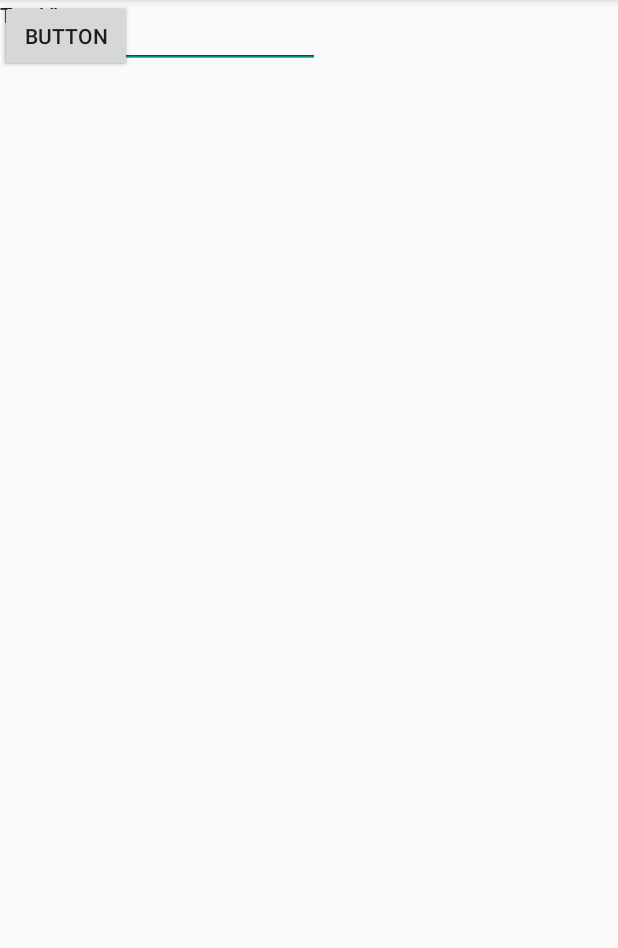
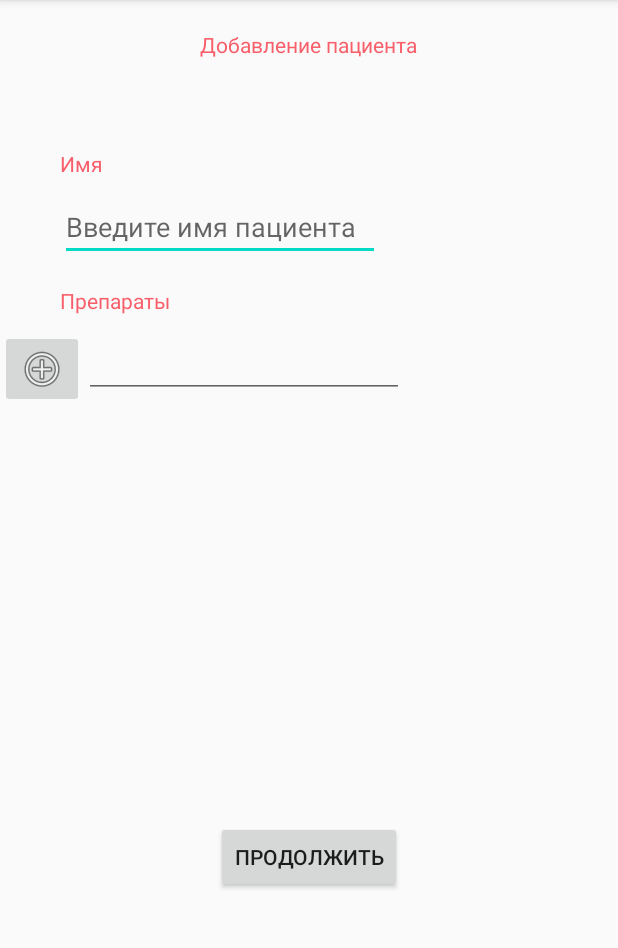
Before and after one commit to Zerxgm/TakingPills, an Android app: the AddPatient screen opened directly, with no data from a screen before it, on a phone screen of 412 x 824 dp, the part 84-1032 px from its top. Run offline under Robolectric (Android 15) with nearby library versions, the phone set to English and light mode, and no system bars.

Commit message:
add activity drags

```diff
--- a/app/src/main/res/layout/activity_add_patient.xml
+++ b/app/src/main/res/layout/activity_add_patient.xml
@@ -6,63 +6,82 @@
     android:layout_height="match_parent"
     tools:context=".AddPatient">
 
-    <Button
-        android:id="@+id/button"
-        android:layout_width="wrap_content"
-        android:layout_height="wrap_content"
-        android:text="Button"
-        tools:layout_editor_absoluteX="157dp"
-        tools:layout_editor_absoluteY="577dp" />
+    <LinearLayout
+        android:layout_width="match_parent"
+        android:layout_height="match_parent"
+        android:orientation="vertical">
 
-    <EditText
-        android:id="@+id/editText2"
-        android:layout_width="wrap_content"
-        android:layout_height="wrap_content"
-        android:ems="10"
-        android:inputType="textPersonName"
-        android:text="Name"
-        tools:layout_editor_absoluteX="113dp"
-        tools:layout_editor_absoluteY="358dp" />
+        <TextView
+            android:id="@+id/topic_add_patientov"
+            android:layout_width="wrap_content"
+            android:layout_height="wrap_content"
+            android:layout_margin="20dp"
+            android:layout_gravity="center"
+            android:textColor="@color/colorTopic"
+            android:text="@string/topic_add_patient" />
 
-    <Button
-        android:id="@+id/button2"
-        android:layout_width="wrap_content"
-        android:layout_height="wrap_content"
-        android:text="Button"
-        tools:layout_editor_absoluteX="16dp"
-        tools:layout_editor_absoluteY="358dp" />
+        <LinearLayout
+            android:layout_width="match_parent"
+            android:layout_height="131dp"
+            android:orientation="vertical">
 
-    <TextView
-        android:id="@+id/textView3"
-        android:layout_width="wrap_content"
-        android:layout_height="wrap_content"
-        android:text="TextView"
-        tools:layout_editor_absoluteX="113dp"
-        tools:layout_editor_absoluteY="323dp" />
+            <TextView
+                android:id="@+id/name_patient"
+                android:layout_width="wrap_content"
+                android:layout_height="wrap_content"
+                android:layout_marginLeft="40dp"
+                android:layout_marginTop="40dp"
+                android:textColor="@color/colorTopic"
+                android:text="@string/name_patient" />
 
-    <EditText
-        android:id="@+id/editText"
-        android:layout_width="wrap_content"
-        android:layout_height="wrap_content"
-        android:ems="10"
-        android:inputType="textPersonName"
-        android:text="Name"
-        tools:layout_editor_absoluteX="113dp"
-        tools:layout_editor_absoluteY="245dp" />
+            <EditText
+                android:id="@+id/edit_text_name"
+                android:layout_width="wrap_content"
+                android:layout_height="wrap_content"
+                android:layout_marginLeft="40dp"
+                android:layout_marginTop="10dp"
+                android:ems="10"
+                android:hint="@string/hint_name_patient"
+                android:inputType="textPersonName" />
+        </LinearLayout>
 
-    <TextView
-        android:id="@+id/textView2"
-        android:layout_width="wrap_content"
-        android:layout_height="wrap_content"
-        android:text="TextView"
-        tools:layout_editor_absoluteX="113dp"
-        tools:layout_editor_absoluteY="206dp" />
+        <TextView
+            android:id="@+id/name_drag"
+            android:layout_width="wrap_content"
+            android:layout_height="wrap_content"
+            android:layout_marginLeft="40dp"
+            android:layout_marginBottom="10dp"
+            android:textColor="@color/colorTopic"
+            android:text="@string/name_drags" />
 
-    <TextView
-        android:id="@+id/textView4"
-        android:layout_width="wrap_content"
-        android:layout_height="wrap_content"
-        android:text="TextView"
-        tools:layout_editor_absoluteX="115dp"
-        tools:layout_editor_absoluteY="114dp" />
+        <LinearLayout
+            android:layout_width="match_parent"
+            android:layout_height="77dp"
+            android:orientation="horizontal">
+
+            <ImageButton
+                android:id="@+id/btn_image_add_drag"
+                android:layout_width="wrap_content"
+                android:layout_height="wrap_content"
+                android:onClick="onClickAddDrag"
+                app:srcCompat="@android:drawable/ic_menu_add" />
+
+            <EditText
+                android:id="@+id/edit_add_drag"
+                android:layout_width="wrap_content"
+                android:layout_height="wrap_content"
+                android:ems="10"
+                android:inputType="textPersonName" />
+
+        </LinearLayout>
+
+        <Button
+            android:id="@+id/button"
+            android:layout_width="wrap_content"
+            android:layout_height="wrap_content"
+            android:layout_gravity="center"
+            android:layout_marginTop="250dp"
+            android:text="@string/btn_continue" />
+    </LinearLayout>
+
 </androidx.constraintlayout.widget.ConstraintLayout>
--- a/app/src/main/res/layout/activity_main.xml
+++ b/app/src/main/res/layout/activity_main.xml
@@ -26,7 +26,10 @@
         android:layout_height="wrap_content"
         android:layout_margin="20dp"
         android:layout_gravity="center"
-        android:text="@string/add_patient" />
+        android:text="@string/add_patient"
+        android:textColor="#ffffff"
+        android:background="@color/colorBtn"
+        android:onClick="onClickAddPatient"/>
 
     <Button
         android:id="@+id/med_kit"
--- a/app/src/main/res/values/colors.xml
+++ b/app/src/main/res/values/colors.xml
@@ -3,4 +3,7 @@
     <color name="colorPrimary">#6200EE</color>
     <color name="colorPrimaryDark">#3700B3</color>
     <color name="colorAccent">#03DAC5</color>
+    <color name="colorTopic">#f85f6a</color>
+    <color name="colorBtn">#f85f6a</color>
+    <color name="colorTextBtn">#ffffff</color>
 </resources>
--- a/app/src/main/res/values/strings.xml
+++ b/app/src/main/res/values/strings.xml
@@ -4,4 +4,30 @@
     <string name="med_kit">Аптечка</string>
     <string name="during_treatment">В процессе лечения</string>
     <string name="arсhiv">Архив</string>
+
+    <string name="topic_add_patient">Добавление пациента</string>
+    <string name="name_patient">Имя</string>
+    <string name="hint_name_patient">Введите имя пациента</string>
+    <string name="name_drags">Препараты</string>
+
+    <string name="btn_continue">Продолжить</string>
+
+    <string name="topic_add_drags">Добавление препарата</string>
+    <string name="name_drag">Наименование препарата</string>
+    <string name="hint_name_drag">Введите наименование препарата</string>
+    <string name="quantity">Количество</string>
+    <string name="how_match">Сколько</string>
+
+    <string name="type_of_drags">Форма препарата</string>
+    <string-array name="type_drags">
+        <item>пол таблетки</item>
+        <item>таблетка</item>
+        <item>капли</item>
+        <item>пакетик</item>
+        <item>свеча</item>
+        <item>капсула</item>
+        <item>ампула</item>
+    </string-array>
+
+
 </resources>
```
Also changed, not shown: app/src/main/AndroidManifest.xml (+8 -0 lines), app/src/main/java/com/MainActivity.java (+8 -0 lines), app/src/main/java/com/example/takingpills/AddDrags.java (added, +13 -0 lines), app/src/main/java/com/example/takingpills/AddPatient.java (+7 -0 lines), app/src/main/res/layout/activity_add_drags.xml (added, +136 -0 lines).
